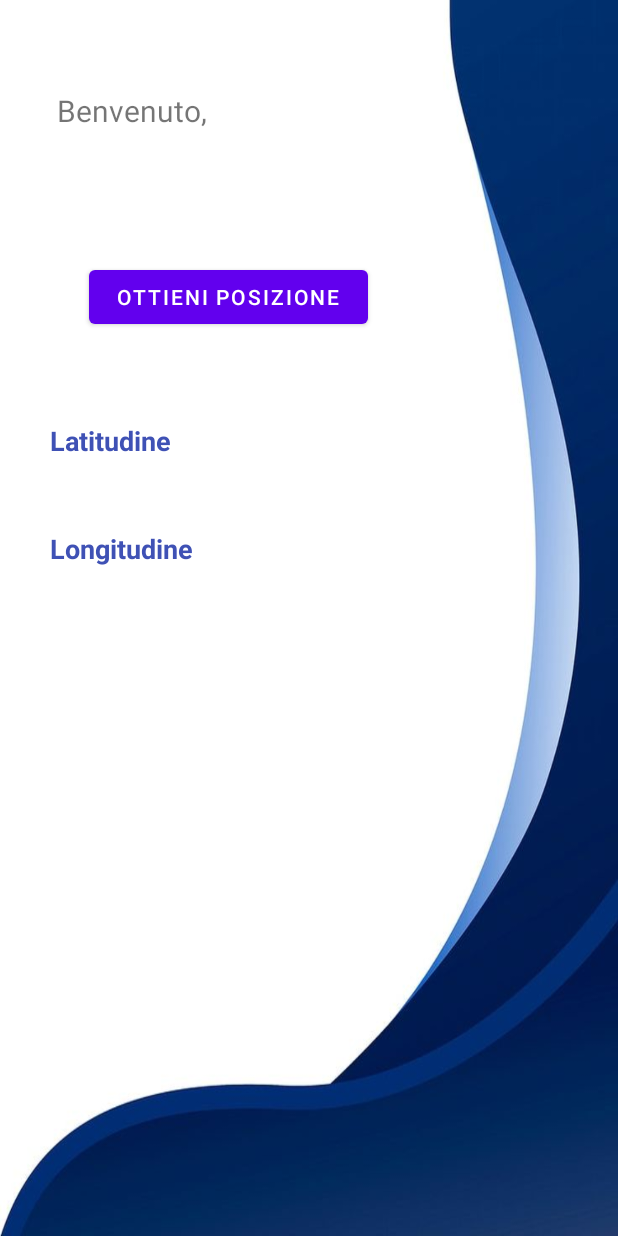
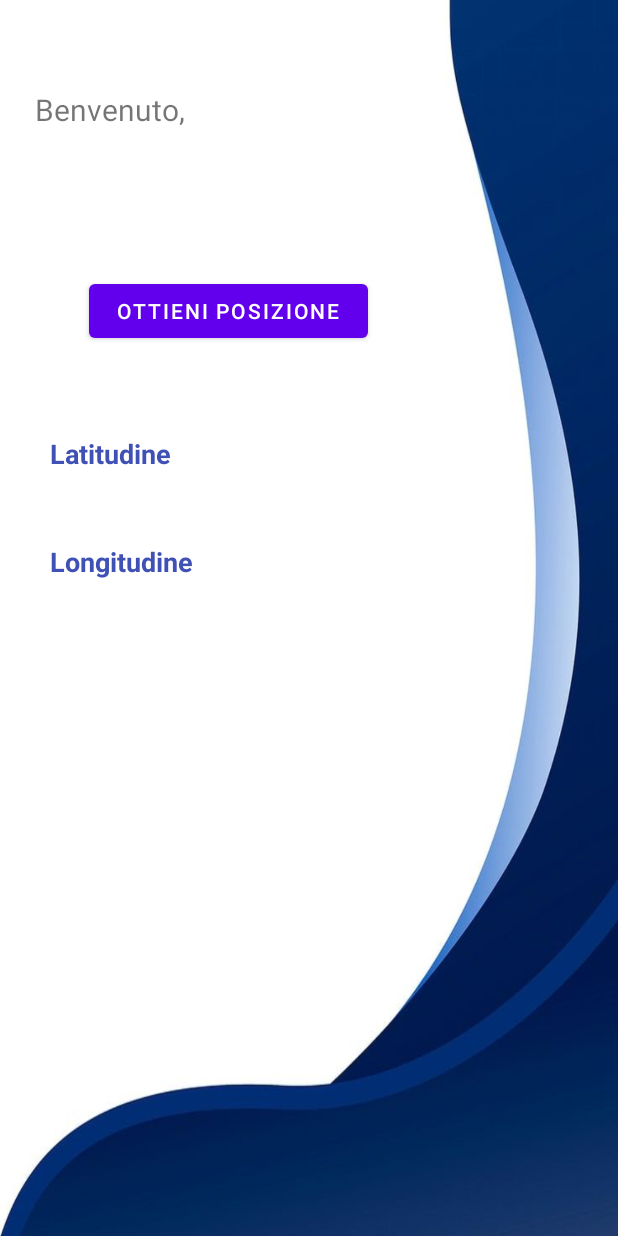
Before and after one commit to LuigiVessella/ProgettoLSO2022, an Android app: the screen it shows after launch (PotholesActivity), after a tap on "SIGN IN", on a phone screen of 412 x 824 dp. Run offline under Robolectric (Android 15) with nearby library versions, the phone set to English and light mode, and no system bars.

Commit message:
piccole modifiche per il db

```diff
--- a/app/src/main/java/com/example/main/MainActivity.java
+++ b/app/src/main/java/com/example/main/MainActivity.java
@@ -28,7 +28,7 @@ public class MainActivity extends AppCompatActivity {
         }
         catch (NullPointerException e){}
         setContentView(R.layout.activity_main);
-        client = new ClientServer("4.236.136.210", 8080);
+        client = new ClientServer("192.168.1.14", 8080);
         initializeComponents();
     }
 
@@ -68,9 +68,8 @@ public class MainActivity extends AppCompatActivity {
         Thread thread = new Thread(new Runnable() {
             @Override
             public void run() {
-                System.out.println("sono qui");
                 client.setUp();
-                client.sendSomeMessage("insert into utente (nome) values ('" + stringa +"')");
+                client.sendSomeMessage(stringa.trim());
                 client.cleanUp();
 
             }
--- a/app/src/main/java/com/example/main/Sensor/Gps.java
+++ b/app/src/main/java/com/example/main/Sensor/Gps.java
@@ -29,8 +29,6 @@ public class Gps {
         activity = a;
         initializeComponents();
         requestPermission();
-
-
     }
 
     private void getLastLoc() {
--- a/app/src/main/res/layout/activity_potholes.xml
+++ b/app/src/main/res/layout/activity_potholes.xml
@@ -10,8 +10,8 @@
 
     <TextView
         android:id="@+id/welcomeTextView"
-        android:layout_width="165dp"
-        android:layout_height="42dp"
+        android:layout_width="259dp"
+        android:layout_height="52dp"
         android:textSize="20sp"
         app:layout_constraintBottom_toBottomOf="parent"
         app:layout_constraintEnd_toEndOf="parent"
```
